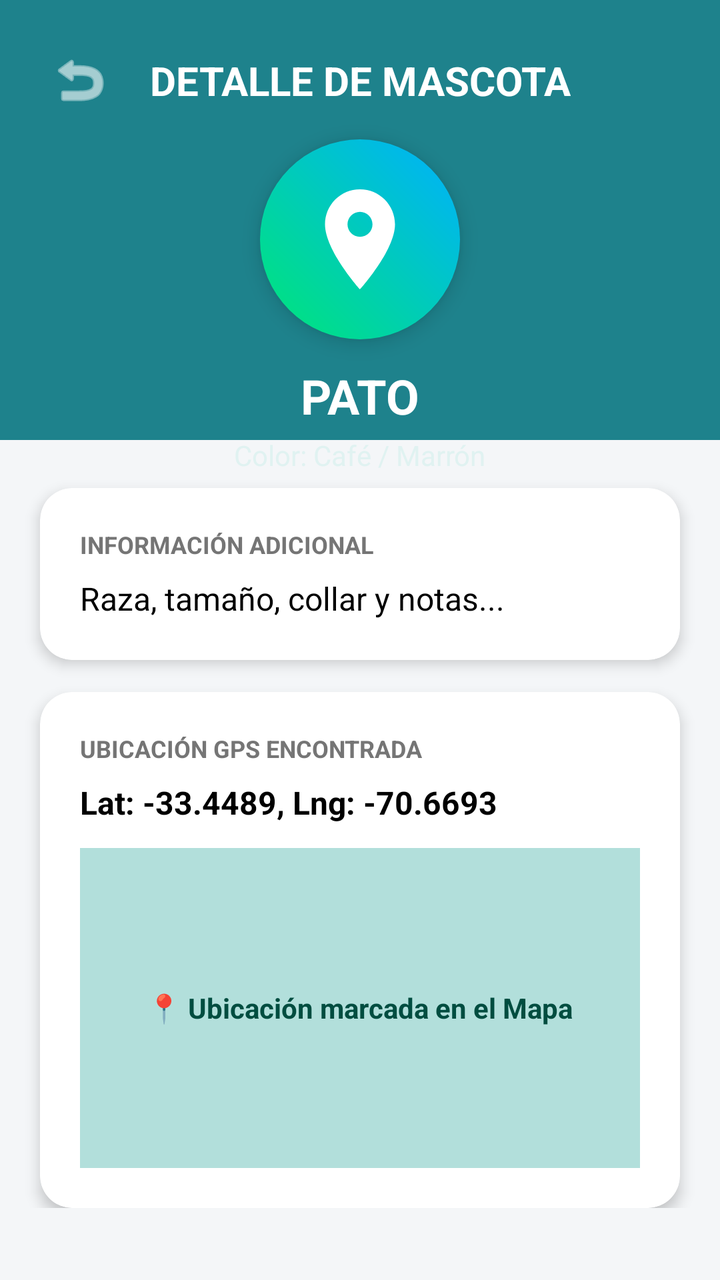
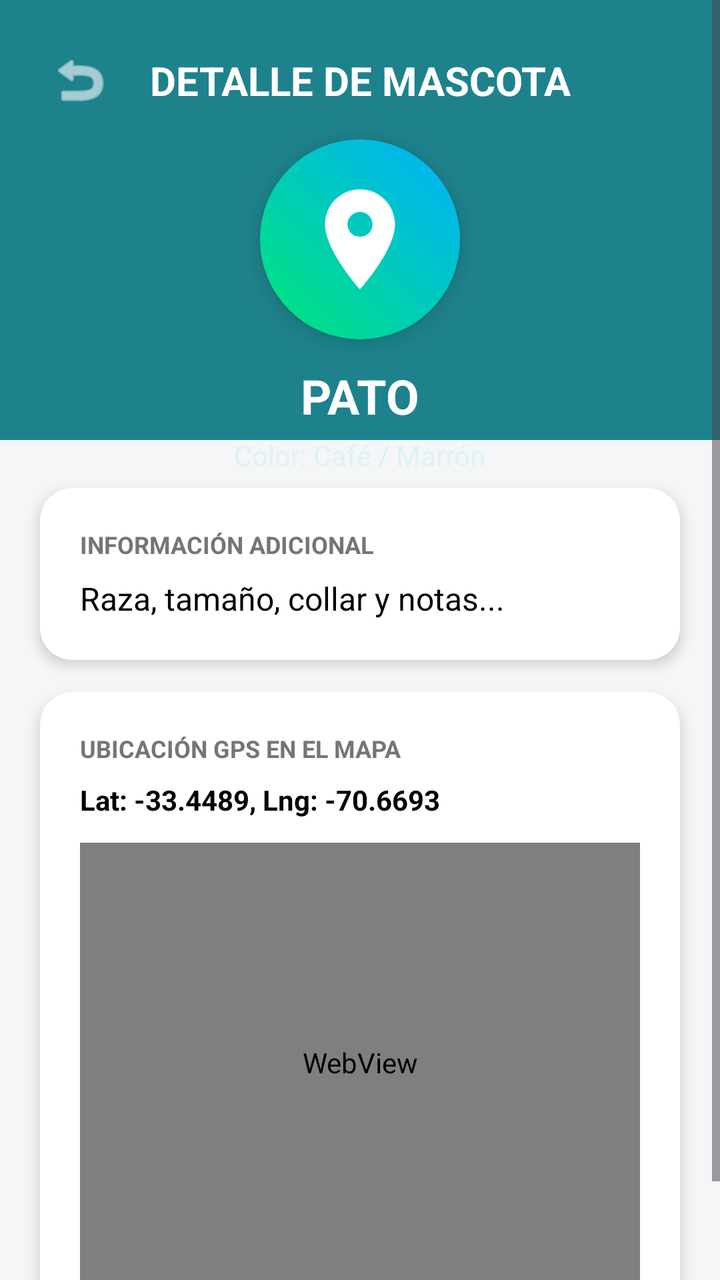

Screens rendered from an Android XML layout before and after an edit, with the pre-edit source and the edit as a unified diff.
<!-- AndroidManifest.xml: application theme Theme.DeCaminoACasa -->
<!-- res/layout/activity_detalle_mascota.xml -->
<?xml version="1.0" encoding="utf-8"?>
<ScrollView xmlns:android="http://schemas.android.com/apk/res/android"
    xmlns:app="http://schemas.android.com/apk/res-auto"
    xmlns:tools="http://schemas.android.com/tools"
    android:layout_width="match_parent"
    android:layout_height="match_parent"
    android:background="#F4F6F8"
    tools:context=".DetalleMascotaActivity">

    <androidx.constraintlayout.widget.ConstraintLayout
        android:id="@+id/main"
        android:layout_width="match_parent"
        android:layout_height="wrap_content"
        android:paddingBottom="32dp">

        
        <View
            android:id="@+id/header_detail_bg"
            android:layout_width="0dp"
            android:layout_height="220dp"
            android:background="@color/header_teal"
            app:layout_constraintEnd_toEndOf="parent"
            app:layout_constraintStart_toStartOf="parent"
            app:layout_constraintTop_toTopOf="parent" />

        <ImageButton
            android:id="@+id/btn_detail_back"
            android:layout_width="48dp"
            android:layout_height="48dp"
            android:layout_marginStart="16dp"
            android:layout_marginTop="16dp"
            android:background="?attr/selectableItemBackgroundBorderless"
            android:contentDescription="@string/back_button"
            android:src="@android:drawable/ic_menu_revert"
            app:tint="@color/white"
            app:layout_constraintStart_toStartOf="parent"
            app:layout_constraintTop_toTopOf="parent" />

        <TextView
            android:id="@+id/tv_detail_header_title"
            android:layout_width="wrap_content"
            android:layout_height="wrap_content"
            android:text="DETALLE DE MASCOTA"
            android:textColor="@color/white"
            android:textSize="20sp"
            android:textStyle="bold"
            app:layout_constraintBottom_toBottomOf="@id/btn_detail_back"
            app:layout_constraintEnd_toEndOf="parent"
            app:layout_constraintStart_toStartOf="parent"
            app:layout_constraintTop_toTopOf="@id/btn_detail_back" />

        
        <ImageView
            android:id="@+id/iv_detail_avatar"
            android:layout_width="100dp"
            android:layout_height="100dp"
            android:layout_marginTop="16dp"
            android:background="@drawable/bg_circle_gradient"
            android:contentDescription="Avatar Mascota"
            android:elevation="6dp"
            android:padding="20dp"
            android:scaleType="centerCrop"
            android:src="@drawable/ic_map_pin_dog"
            app:layout_constraintEnd_toEndOf="parent"
            app:layout_constraintStart_toStartOf="parent"
            app:layout_constraintTop_toBottomOf="@id/tv_detail_header_title" />

        
        <TextView
            android:id="@+id/tv_detail_pet_name"
            android:layout_width="wrap_content"
            android:layout_height="wrap_content"
            android:layout_marginTop="12dp"
            android:text="PATO"
            android:textColor="@color/white"
            android:textSize="24sp"
            android:textStyle="bold"
            app:layout_constraintEnd_toEndOf="parent"
            app:layout_constraintStart_toStartOf="parent"
            app:layout_constraintTop_toBottomOf="@id/iv_detail_avatar" />

        <TextView
            android:id="@+id/tv_detail_pet_color"
            android:layout_width="wrap_content"
            android:layout_height="wrap_content"
            android:layout_marginTop="4dp"
            android:text="Color: Café / Marrón"
            android:textColor="#E0F2F1"
            android:textSize="14sp"
            app:layout_constraintEnd_toEndOf="parent"
            app:layout_constraintStart_toStartOf="parent"
            app:layout_constraintTop_toBottomOf="@id/tv_detail_pet_name" />

        
        <androidx.cardview.widget.CardView
            android:id="@+id/card_info"
            android:layout_width="0dp"
            android:layout_height="wrap_content"
            android:layout_marginStart="20dp"
            android:layout_marginEnd="20dp"
            android:layout_marginTop="24dp"
            app:cardBackgroundColor="@color/white"
            app:cardCornerRadius="16dp"
            app:cardElevation="4dp"
            app:layout_constraintEnd_toEndOf="parent"
            app:layout_constraintStart_toStartOf="parent"
            app:layout_constraintTop_toBottomOf="@id/header_detail_bg">

            <LinearLayout
                android:layout_width="match_parent"
                android:layout_height="wrap_content"
                android:orientation="vertical"
                android:padding="20dp">

                <TextView
                    android:layout_width="wrap_content"
                    android:layout_height="wrap_content"
                    android:text="INFORMACIÓN ADICIONAL"
                    android:textColor="#757575"
                    android:textSize="12sp"
                    android:textStyle="bold" />

                <TextView
                    android:id="@+id/tv_detail_info_text"
                    android:layout_width="match_parent"
                    android:layout_height="wrap_content"
                    android:layout_marginTop="8dp"
                    android:text="Raza, tamaño, collar y notas..."
                    android:textColor="@color/black"
                    android:textSize="16sp" />

            </LinearLayout>
        </androidx.cardview.widget.CardView>

        
        <androidx.cardview.widget.CardView
            android:id="@+id/card_location"
            android:layout_width="0dp"
            android:layout_height="wrap_content"
            android:layout_marginStart="20dp"
            android:layout_marginEnd="20dp"
            android:layout_marginTop="16dp"
            app:cardBackgroundColor="@color/white"
            app:cardCornerRadius="16dp"
            app:cardElevation="4dp"
            app:layout_constraintEnd_toEndOf="parent"
            app:layout_constraintStart_toStartOf="parent"
            app:layout_constraintTop_toBottomOf="@id/card_info">

            <LinearLayout
                android:layout_width="match_parent"
                android:layout_height="wrap_content"
                android:orientation="vertical"
                android:padding="20dp">

                <TextView
                    android:layout_width="wrap_content"
                    android:layout_height="wrap_content"
                    android:text="UBICACIÓN GPS ENCONTRADA"
                    android:textColor="#757575"
                    android:textSize="12sp"
                    android:textStyle="bold" />

                <TextView
                    android:id="@+id/tv_detail_gps_text"
                    android:layout_width="match_parent"
                    android:layout_height="wrap_content"
                    android:layout_marginTop="8dp"
                    android:text="Lat: -33.4489, Lng: -70.6693"
                    android:textColor="@color/black"
                    android:textSize="16sp"
                    android:textStyle="bold" />

                
                <FrameLayout
                    android:layout_width="match_parent"
                    android:layout_height="160dp"
                    android:layout_marginTop="12dp"
                    android:background="#B2DFDB">

                    <TextView
                        android:layout_width="wrap_content"
                        android:layout_height="wrap_content"
                        android:layout_gravity="center"
                        android:text="📍 Ubicación marcada en el Mapa"
                        android:textColor="#004D40"
                        android:textStyle="bold" />
                </FrameLayout>

            </LinearLayout>
        </androidx.cardview.widget.CardView>

    </androidx.constraintlayout.widget.ConstraintLayout>
</ScrollView>
<!-- resources referenced by this layout -->
<resources>
  <color name="black">#FF000000</color>
  <color name="header_teal">#1E828C</color>
  <color name="white">#FFFFFFFF</color>
  <!-- drawable bg_circle_gradient (drawable) -->
  <?xml version="1.0" encoding="utf-8"?>
  <shape xmlns:android="http://schemas.android.com/apk/res/android"
      android:shape="oval">
      <gradient
          android:angle="45"
          android:startColor="#00E676"
          android:endColor="#00B0FF"
          android:type="linear" />
  </shape>
  <!-- drawable ic_map_pin_dog (drawable) -->
  <vector xmlns:android="http://schemas.android.com/apk/res/android"
      android:width="24dp"
      android:height="24dp"
      android:viewportWidth="24"
      android:viewportHeight="24">
    <path
        android:fillColor="#FFFFFF"
        android:pathData="M12,2C8.13,2 5,5.13 5,9c0,5.25 7,13 7,13s7,-7.75 7,-13c0,-3.87 -3.13,-7 -7,-7zM12,11.5c-1.38,0 -2.5,-1.12 -2.5,-2.5s1.12,-2.5 2.5,-2.5 2.5,1.12 2.5,2.5 -1.12,2.5 -2.5,2.5z"/>
  </vector>
  <string name="back_button">Volver</string>
  <style name="Theme.DeCaminoACasa" parent="Base.Theme.DeCaminoACasa" />
  <style name="Base.Theme.DeCaminoACasa" parent="Theme.Material3.DayNight.NoActionBar">
          
          
      </style>
</resources>

<!-- the commit's change to res/layout/activity_detalle_mascota.xml (unified diff, before → after) -->
@@ -13,7 +13,7 @@
         android:layout_height="wrap_content"
         android:paddingBottom="32dp">
 
-        
+
         <View
             android:id="@+id/header_detail_bg"
             android:layout_width="0dp"
@@ -49,7 +49,7 @@
             app:layout_constraintStart_toStartOf="parent"
             app:layout_constraintTop_toTopOf="@id/btn_detail_back" />
 
-        
+
         <ImageView
             android:id="@+id/iv_detail_avatar"
             android:layout_width="100dp"
@@ -65,7 +65,7 @@
             app:layout_constraintStart_toStartOf="parent"
             app:layout_constraintTop_toBottomOf="@id/tv_detail_header_title" />
 
-        
+
         <TextView
             android:id="@+id/tv_detail_pet_name"
             android:layout_width="wrap_content"
@@ -91,7 +91,6 @@
             app:layout_constraintStart_toStartOf="parent"
             app:layout_constraintTop_toBottomOf="@id/tv_detail_pet_name" />
 
-        
         <androidx.cardview.widget.CardView
             android:id="@+id/card_info"
             android:layout_width="0dp"
@@ -132,7 +131,6 @@
             </LinearLayout>
         </androidx.cardview.widget.CardView>
 
-        
         <androidx.cardview.widget.CardView
             android:id="@+id/card_location"
             android:layout_width="0dp"
@@ -156,7 +154,7 @@
                 <TextView
                     android:layout_width="wrap_content"
                     android:layout_height="wrap_content"
-                    android:text="UBICACIÓN GPS ENCONTRADA"
+                    android:text="UBICACIÓN GPS EN EL MAPA"
                     android:textColor="#757575"
                     android:textSize="12sp"
                     android:textStyle="bold" />
@@ -168,23 +166,19 @@
                     android:layout_marginTop="8dp"
                     android:text="Lat: -33.4489, Lng: -70.6693"
                     android:textColor="@color/black"
-                    android:textSize="16sp"
+                    android:textSize="14sp"
                     android:textStyle="bold" />
 
-                
+
                 <FrameLayout
                     android:layout_width="match_parent"
-                    android:layout_height="160dp"
-                    android:layout_marginTop="12dp"
-                    android:background="#B2DFDB">
+                    android:layout_height="220dp"
+                    android:layout_marginTop="12dp">
 
-                    <TextView
-                        android:layout_width="wrap_content"
-                        android:layout_height="wrap_content"
-                        android:layout_gravity="center"
-                        android:text="📍 Ubicación marcada en el Mapa"
-                        android:textColor="#004D40"
-                        android:textStyle="bold" />
+                    <WebView
+                        android:id="@+id/wv_detail_map"
+                        android:layout_width="match_parent"
+                        android:layout_height="match_parent" />
                 </FrameLayout>
 
             </LinearLayout>
